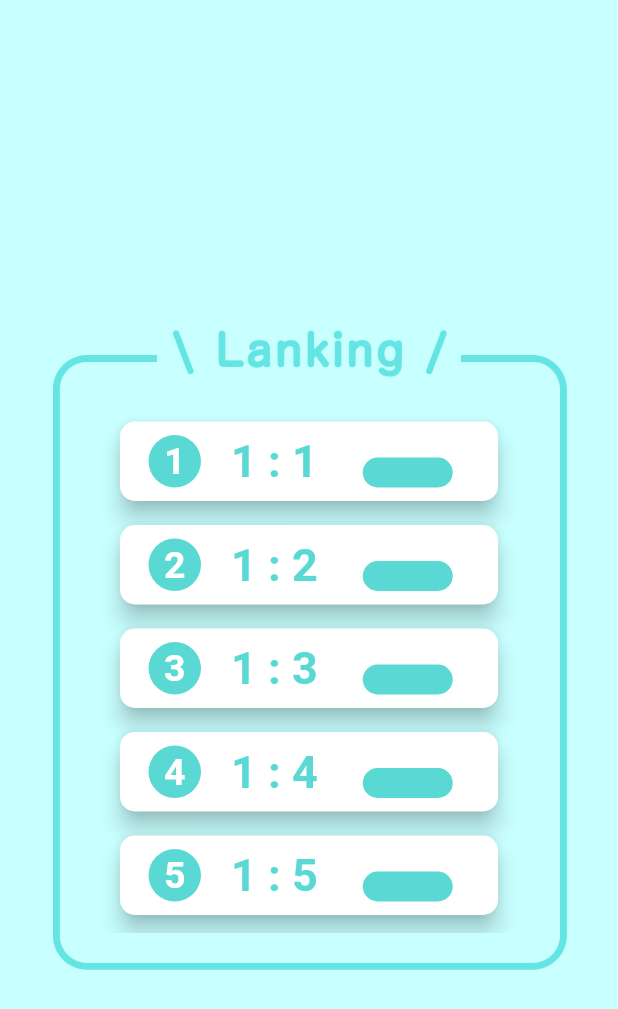
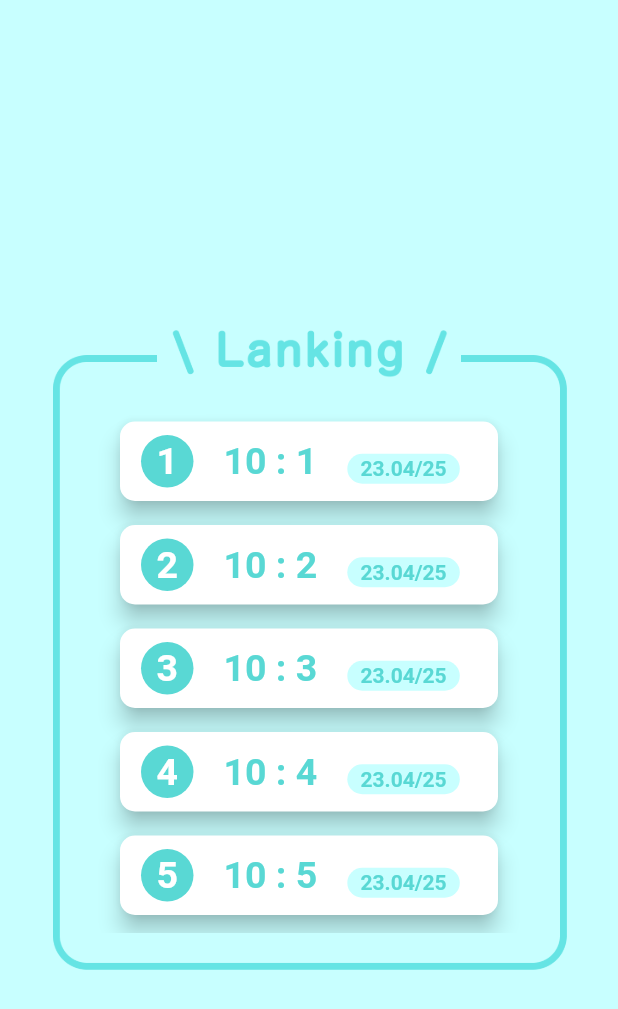
Before and after one commit to Jin2003/kishoutenketsu_rta, a Flutter app: the LankingPage screen opened directly, on a phone screen of 412 x 824 dp. Shown: the top 1009 px of the screen. Run offline on Flutter 3.47's test engine with Material 2 defaults, Android fonts, the phone set to English and light mode, and no system bars; our stand-ins replace curved_navigation_bar, google_fonts.

Commit message:
[change] lanking_page

```diff
--- a/lib/view/pages/lanking_page.dart
+++ b/lib/view/pages/lanking_page.dart
@@ -53,9 +53,10 @@ Widget _buildCard(int index) {
       child: Row(
         children: [
           SizedBox(
-            width: 10,
+            width: 5,
             height: 0,
           ),
+          // 順位の丸
           Container(
             width: 35,
             height: 35,
@@ -77,20 +78,28 @@ Widget _buildCard(int index) {
             width: 20,
             height: 0,
           ),
+          // RTAのタイム
           Text(
-            '1 : $index',
+            '10 : $index',
             style: const TextStyle(
-                fontSize: 30,
+                fontSize: 25,
                 fontWeight: FontWeight.bold,
                 color: Constant.mainColor),
           ),
+          // 年月日のやつ
           Container(
-            margin: EdgeInsets.only(top: 15, left: 30),
-            width: 60,
+            alignment: Alignment.center,
+            margin: EdgeInsets.only(top: 10, left: 20),
+            width: 75,
             height: 20,
             decoration: BoxDecoration(
-              color: Constant.mainColor,
+              color: Constant.subColor,
               borderRadius: BorderRadius.circular(10),
+            ),
+            child: Text(
+              "23.04/25",
+              style: TextStyle(
+                  color: Constant.mainColor, fontWeight: FontWeight.bold),
             ),
           )
         ],
```
